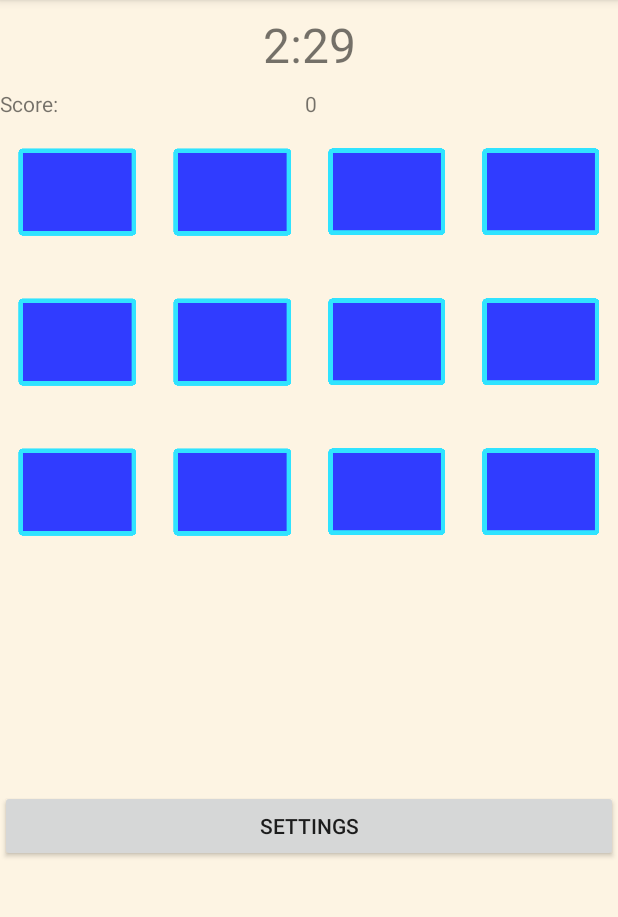
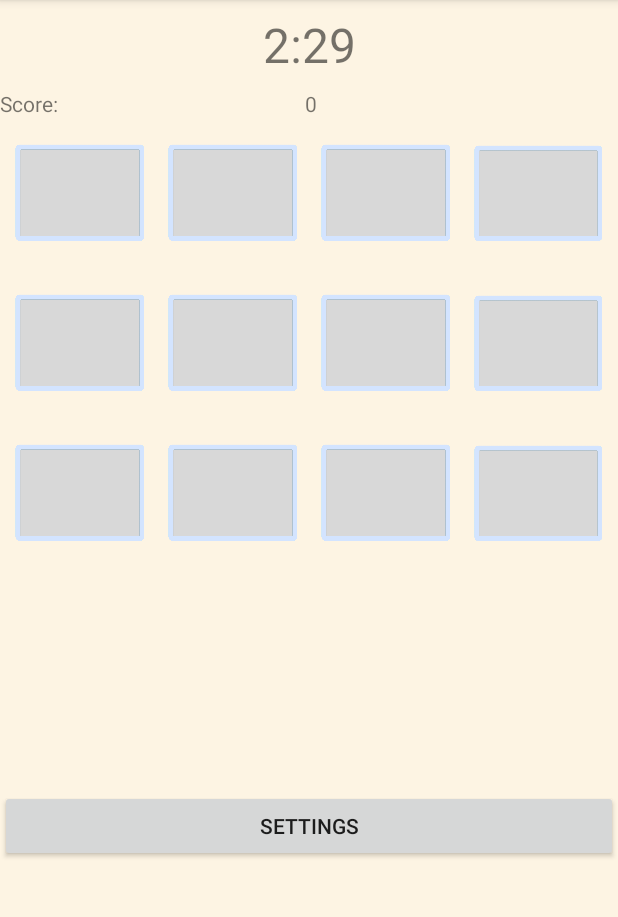
Before and after one commit to HoergerL/Memory, an Android app: the MainActivity screen opened directly, with no data from a screen before it, on a phone screen of 412 x 824 dp, the part 84-1001 px from its top. Run offline under Robolectric (Android 15) with nearby library versions, the phone set to English and light mode, and no system bars.

Commit message:
changing size of background

```diff
--- a/app/src/main/res/layout/images_intermediate.xml
+++ b/app/src/main/res/layout/images_intermediate.xml
@@ -13,6 +13,9 @@
         android:orientation="horizontal"
         android:layout_weight="1"
         android:weightSum="4">
+        <TextView
+            android:layout_width="10dp"
+            android:layout_height="wrap_content"></TextView>
 
         <ImageView
             android:id="@+id/iv_11_intermediate"
@@ -21,6 +24,9 @@
             android:layout_weight="1"
             android:layout_width="match_parent"
             android:layout_height="match_parent" />
+        <TextView
+            android:layout_width="15dp"
+            android:layout_height="wrap_content"></TextView>
 
         <ImageView
             android:id="@+id/iv_12_intermediate"
@@ -29,6 +35,9 @@
             android:layout_weight="1"
             android:layout_width="match_parent"
             android:layout_height="match_parent" />
+        <TextView
+            android:layout_width="15dp"
+            android:layout_height="wrap_content"></TextView>
         <ImageView
             android:id="@+id/iv_13_intermediate"
             android:scaleType="centerInside"
@@ -36,6 +45,9 @@
             android:layout_weight="1"
             android:layout_width="match_parent"
             android:layout_height="match_parent" />
+        <TextView
+            android:layout_width="15dp"
+            android:layout_height="wrap_content"></TextView>
         <ImageView
             android:id="@+id/iv_14_intermediate"
             android:scaleType="centerInside"
@@ -43,6 +55,62 @@
             android:layout_weight="1"
             android:layout_width="match_parent"
             android:layout_height="match_parent" />
+        <TextView
+            android:layout_width="10dp"
+            android:layout_height="wrap_content"></TextView>
+    </LinearLayout>
+
+    <LinearLayout
+        android:layout_width="match_parent"
+        android:layout_height="match_parent"
+        android:orientation="horizontal"
+        android:layout_weight="1"
+        android:weightSum="4">
+        <TextView
+            android:layout_width="10dp"
+            android:layout_height="wrap_content"></TextView>
+
+        <ImageView
+            android:id="@+id/iv_21_intermediate"
+            android:scaleType="centerInside"
+            android:src="@drawable/background"
+            android:layout_weight="1"
+            android:layout_width="match_parent"
+            android:layout_height="match_parent" />
+        <TextView
+            android:layout_width="15dp"
+            android:layout_height="wrap_content"></TextView>
+
+        <ImageView
+            android:id="@+id/iv_22_intermediate"
+            android:scaleType="centerInside"
+            android:src="@drawable/background"
+            android:layout_weight="1"
+            android:layout_width="match_parent"
+            android:layout_height="match_parent" />
+        <TextView
+            android:layout_width="15dp"
+            android:layout_height="wrap_content"></TextView>
+        <ImageView
+            android:id="@+id/iv_23_intermediate"
+            android:scaleType="centerInside"
+            android:src="@drawable/background"
+            android:layout_weight="1"
+            android:layout_width="match_parent"
+            android:layout_height="match_parent" />
+        <TextView
+            android:layout_width="15dp"
+            android:layout_height="wrap_content"></TextView>
+        <ImageView
+            android:id="@+id/iv_24_intermediate"
+            android:scaleType="centerInside"
+            android:src="@drawable/background"
+            android:layout_weight="1"
+            android:layout_width="match_parent"
+            android:layout_height="match_parent" />
+        <TextView
+            android:layout_width="10dp"
+            android:layout_height="wrap_content"></TextView>
     </LinearLayout>
 
     <LinearLayout
@@ -52,44 +120,9 @@
         android:layout_weight="1"
         android:weightSum="4">
 
-        <ImageView
-            android:id="@+id/iv_21_intermediate"
-            android:scaleType="centerInside"
-            android:src="@drawable/background"
-            android:layout_weight="1"
-            android:layout_width="match_parent"
-            android:layout_height="match_parent" />
-
-        <ImageView
-            android:id="@+id/iv_22_intermediate"
-            android:scaleType="centerInside"
-            android:src="@drawable/background"
-            android:layout_weight="1"
-            android:layout_width="match_parent"
-            android:layout_height="match_parent" />
-        <ImageView
-            android:id="@+id/iv_23_intermediate"
-            android:scaleType="centerInside"
-            android:src="@drawable/background"
-            android:layout_weight="1"
-            android:layout_width="match_parent"
-            android:layout_height="match_parent" />
-        <ImageView
-            android:id="@+id/iv_24_intermediate"
-            android:scaleType="centerInside"
-            android:src="@drawable/background"
-            android:layout_weight="1"
-            android:layout_width="match_parent"
-            android:layout_height="match_parent" />
-    </LinearLayout>
-
-    <LinearLayout
-        android:layout_width="match_parent"
-        android:layout_height="match_parent"
-        android:orientation="horizontal"
-        android:layout_weight="1"
-        android:weightSum="4">
-
+        <TextView
+            android:layout_width="10dp"
+            android:layout_height="wrap_content"></TextView>
         <ImageView
             android:id="@+id/iv_31_intermediate"
             android:scaleType="centerInside"
@@ -97,6 +130,9 @@
             android:layout_weight="1"
             android:layout_width="match_parent"
             android:layout_height="match_parent" />
+        <TextView
+            android:layout_width="15dp"
+            android:layout_height="wrap_content"></TextView>
 
         <ImageView
             android:id="@+id/iv_32_intermediate"
@@ -105,6 +141,9 @@
             android:layout_weight="1"
             android:layout_width="match_parent"
             android:layout_height="match_parent" />
+        <TextView
+            android:layout_width="15dp"
+            android:layout_height="wrap_content"></TextView>
         <ImageView
             android:id="@+id/iv_33_intermediate"
             android:scaleType="centerInside"
@@ -112,6 +151,10 @@
             android:layout_weight="1"
             android:layout_width="match_parent"
             android:layout_height="match_parent" />
+        <TextView
+            android:layout_width="15dp"
+            android:layout_height="wrap_content"></TextView>
+
         <ImageView
             android:id="@+id/iv_34_intermediate"
             android:scaleType="centerInside"
@@ -119,6 +162,9 @@
             android:layout_weight="1"
             android:layout_width="match_parent"
             android:layout_height="match_parent" />
+        <TextView
+            android:layout_width="10dp"
+            android:layout_height="wrap_content"></TextView>
     </LinearLayout>
 
 </LinearLayout>
```
Also changed, not shown: app/src/main/res/layout/images_difficult.xml (+102 -42 lines), app/src/main/res/layout/images_easy.xml (+29 -0 lines), app/src/main/res/drawable/background.png, 2 other files.
